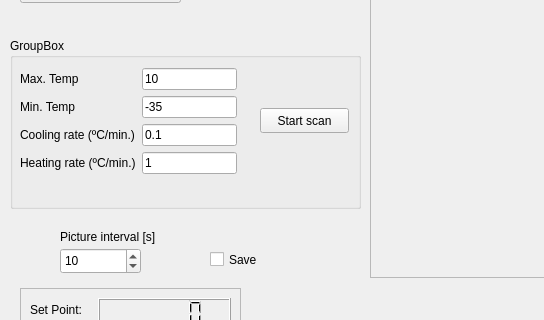
This is src/gui/experiment.ui in gfogwill/FrESH as Qt 5 draws it before an edit; both pictures show x 0 to 544 and y 112 to 432 of the 920 by 640 pixel window. The edited form follows.
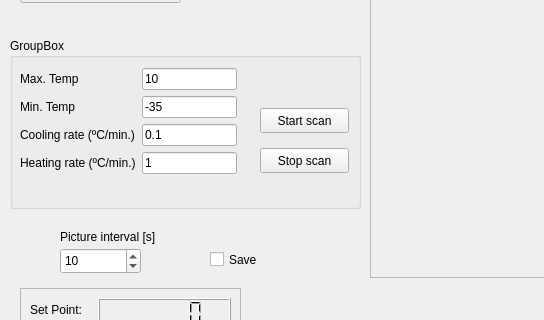
This is the edited form. Custom widgets are drawn as their Qt base class.

Commit message: feat: stop scan

Patch:
```diff
--- a/src/gui/experiment.ui
+++ b/src/gui/experiment.ui
@@ -464,6 +464,19 @@
       </item>
      </layout>
     </widget>
+    <widget class="QPushButton" name="stopScanButton">
+     <property name="geometry">
+      <rect>
+       <x>250</x>
+       <y>110</y>
+       <width>89</width>
+       <height>25</height>
+      </rect>
+     </property>
+     <property name="text">
+      <string>Stop scan</string>
+     </property>
+    </widget>
    </widget>
    <zorder>frameVideo</zorder>
    <zorder>graphWidget</zorder>
```
